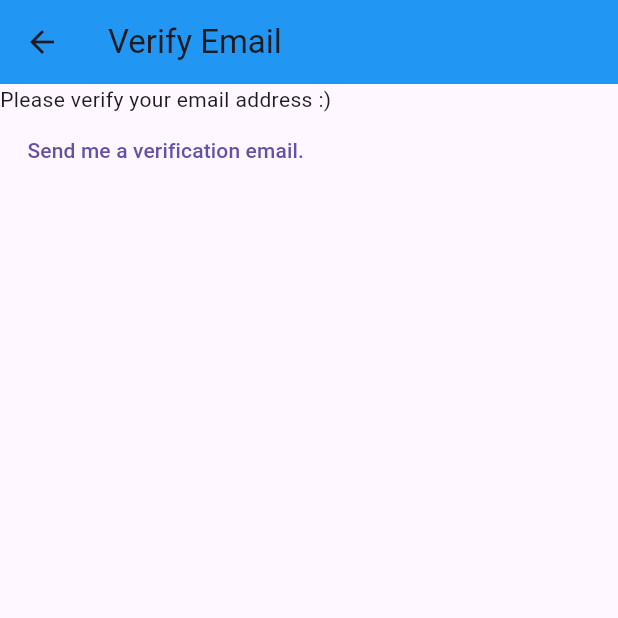
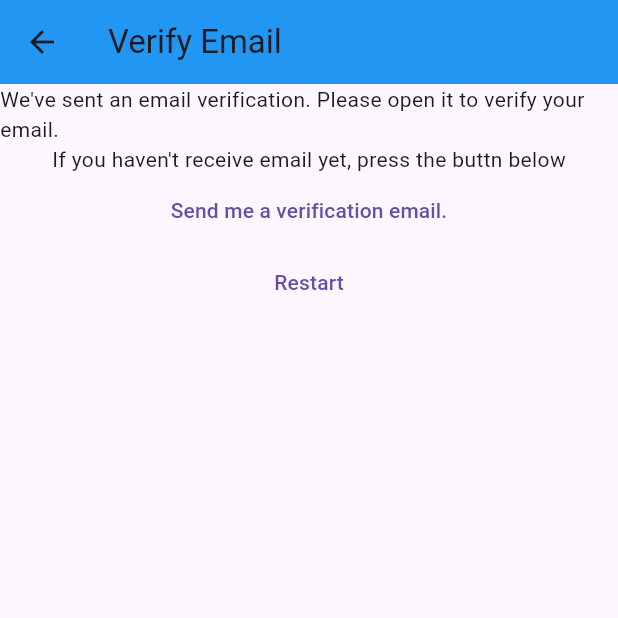
Before and after one commit to MahnoorWaseem/my-notes, a Flutter app: the VerifyEmailView screen opened directly, on a phone screen of 412 x 824 dp, the top half of it. Run offline on Flutter 3.47's test engine with Material 3 defaults, Android fonts, the phone set to English and light mode, and no system bars; our stand-ins replace firebase_auth, firebase_core; accounts and stored records are empty.

Commit message:
email verification right after reg

```diff
--- a/lib/constants/routes.dart
+++ b/lib/constants/routes.dart
@@ -1,5 +1,8 @@
 //to avid hard coding routes
+
+import 'package:mynotes/views/verify_email_view.dart';
 
 const loginRoute = '/login/';
 const registerRoute = '/register/';
 const notesRoute = '/notes/';
+const verifyEmailRoute = '/verify-email/';
--- a/lib/main.dart
+++ b/lib/main.dart
@@ -32,6 +32,7 @@ class MyApp extends StatelessWidget {
         loginRoute:(context) => const LoginView(),
         registerRoute:(context) => const RegisterView(),
         notesRoute:(context) => const NotesView(),
+        verifyEmailRoute:(context)=> const VerifyEmailView(),
       },
     );
   }
@@ -57,6 +58,7 @@ class HomePage extends StatelessWidget {
             case ConnectionState.done:
             final user = FirebaseAuth.instance.currentUser;
             if(user!=null){
+              devtools.log(user.toString());
               if(user.emailVerified){
                 print('Email is verified');
                 return const NotesView();
--- a/lib/views/login_view.dart
+++ b/lib/views/login_view.dart
@@ -111,6 +111,7 @@ late final TextEditingController _password;
                       //for other firebase auth exceptions
                       await showErrorDialog(context,
                       'Error: ${e.code}');
+                      //e is of type firebaseauhexcepttion and exceptin of this ype has a code of type string
                     }
                   }
                   catch(e){
@@ -121,6 +122,7 @@ late final TextEditingController _password;
                     // devtools.log((e.runtimeType).toString());
                     await showErrorDialog(context,
                     'Error: ${e.toString()}');
+                    //e is of type object
                   }
 
                 }, child: const Text('Click to Login'), //child wants a widget either image , text, listt etc to display
--- a/lib/views/verify_email_view.dart
+++ b/lib/views/verify_email_view.dart
@@ -1,6 +1,7 @@
 //verifyEmailView
 import 'package:firebase_auth/firebase_auth.dart';
 import 'package:flutter/material.dart';
+import 'package:mynotes/constants/routes.dart';
 
 class VerifyEmailView extends StatefulWidget {
   const VerifyEmailView({super.key});
@@ -18,13 +19,18 @@ class _VerifyEmailViewState extends State<VerifyEmailView> {
         backgroundColor: Colors.blue,),
       body: Column(
           children: [
-            const Text('Please verify your email address :)'),
+            const Text("We've sent an email verification. Please open it to verify your email."),
+            const Text("If you haven't receive email yet, press the buttn below"),
             TextButton(onPressed:() async {
               final user = FirebaseAuth.instance.currentUser;
               await user?.sendEmailVerification();//user can be null
               //returns future
             },
             child: Text('Send me a verification email.')),
+            TextButton(onPressed:() async {
+              await FirebaseAuth.instance.signOut();
+              Navigator.of(context).pushNamedAndRemoveUntil(loginRoute, (route) => false);
+            }, child: Text("Restart"))
           ],
         ),
     );
```
Also changed, not shown: lib/views/register_view.dart (+18 -7 lines).
